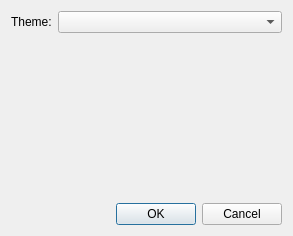
The window that ui/colorthemedialog.ui (jpleau/sudoqu) describes before a commit, drawn with Qt 5.
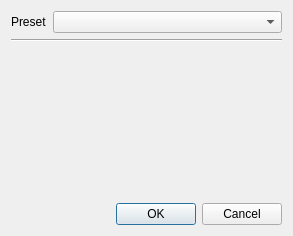
The same window after the commit.

Commit message: more ui for color configs

Diff of the .ui file:
```diff
--- a/ui/colorthemedialog.ui
+++ b/ui/colorthemedialog.ui
@@ -21,13 +21,20 @@
        <item row="0" column="0">
         <widget class="QLabel" name="label">
          <property name="text">
-          <string>Theme:</string>
+          <string>Preset</string>
          </property>
         </widget>
        </item>
        <item row="0" column="1">
         <widget class="QComboBox" name="select_theme"/>
        </item>
+       <item row="1" column="0" colspan="2">
+        <widget class="Line" name="line">
+         <property name="orientation">
+          <enum>Qt::Horizontal</enum>
+         </property>
+        </widget>
+       </item>
       </layout>
      </item>
     </layout>
```
Left out of the diff: 2 changed lines with no effect on the pictures. The commit also changes 7 other files.
